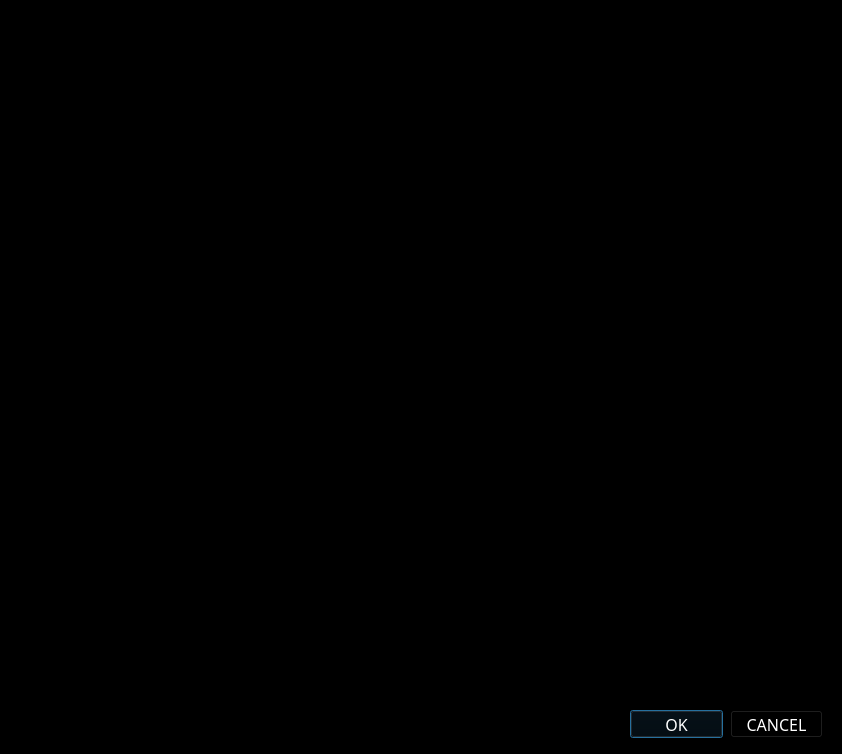
Before: the Qt Designer form filterdialog.ui in J1nHyeockKim/DGSW2020_Narsha_ChangeEverything, drawn with Qt 5.
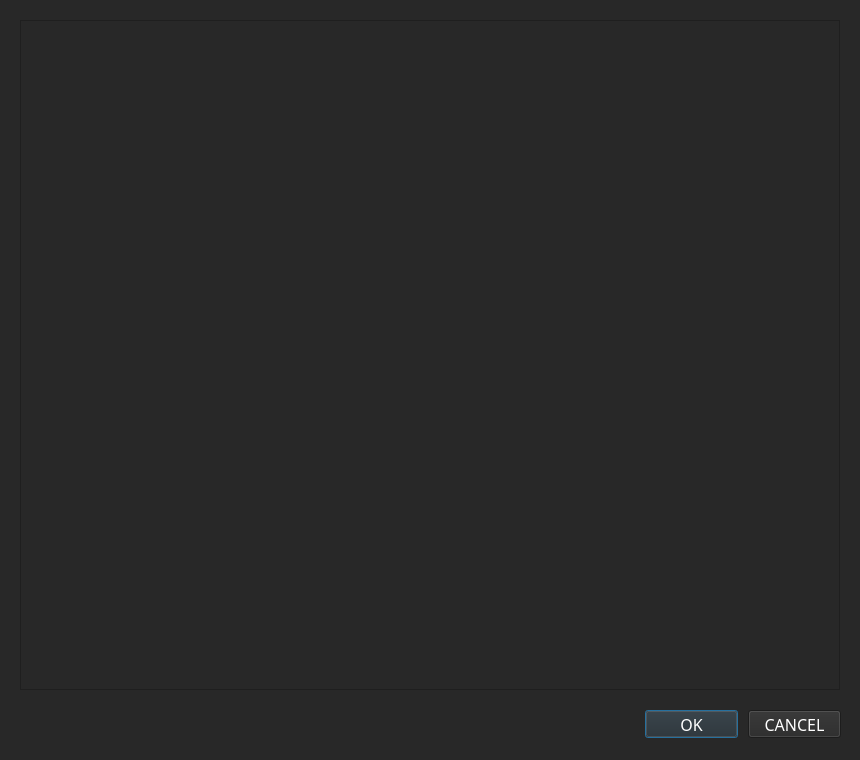
After: the same form once the commit is applied.

Commit message: [FIX] GUI 디자인 수정

```diff
--- a/filterdialog.ui
+++ b/filterdialog.ui
@@ -6,21 +6,21 @@
    <rect>
     <x>0</x>
     <y>0</y>
-    <width>842</width>
-    <height>754</height>
+    <width>860</width>
+    <height>760</height>
    </rect>
   </property>
   <property name="windowTitle">
    <string>Dialog</string>
   </property>
   <property name="styleSheet">
-   <string notr="true">background-color: rgb(0, 0, 0);
-color: rgb(255, 255, 255);</string>
+   <string notr="true">color: rgb(255, 255, 255);
+background-color: rgb(40, 40, 40);</string>
   </property>
   <widget class="QPushButton" name="okButton">
    <property name="geometry">
     <rect>
-     <x>630</x>
+     <x>645</x>
      <y>710</y>
      <width>93</width>
      <height>28</height>
@@ -39,7 +39,7 @@
   <widget class="QPushButton" name="cancelButton">
    <property name="geometry">
     <rect>
-     <x>730</x>
+     <x>748</x>
      <y>710</y>
      <width>93</width>
      <height>28</height>
@@ -60,10 +60,13 @@
     <rect>
      <x>20</x>
      <y>20</y>
-     <width>800</width>
+     <width>820</width>
      <height>670</height>
     </rect>
    </property>
+   <property name="styleSheet">
+    <string notr="true"/>
+   </property>
   </widget>
  </widget>
  <resources/>
```
The commit also changes 3 other files.
